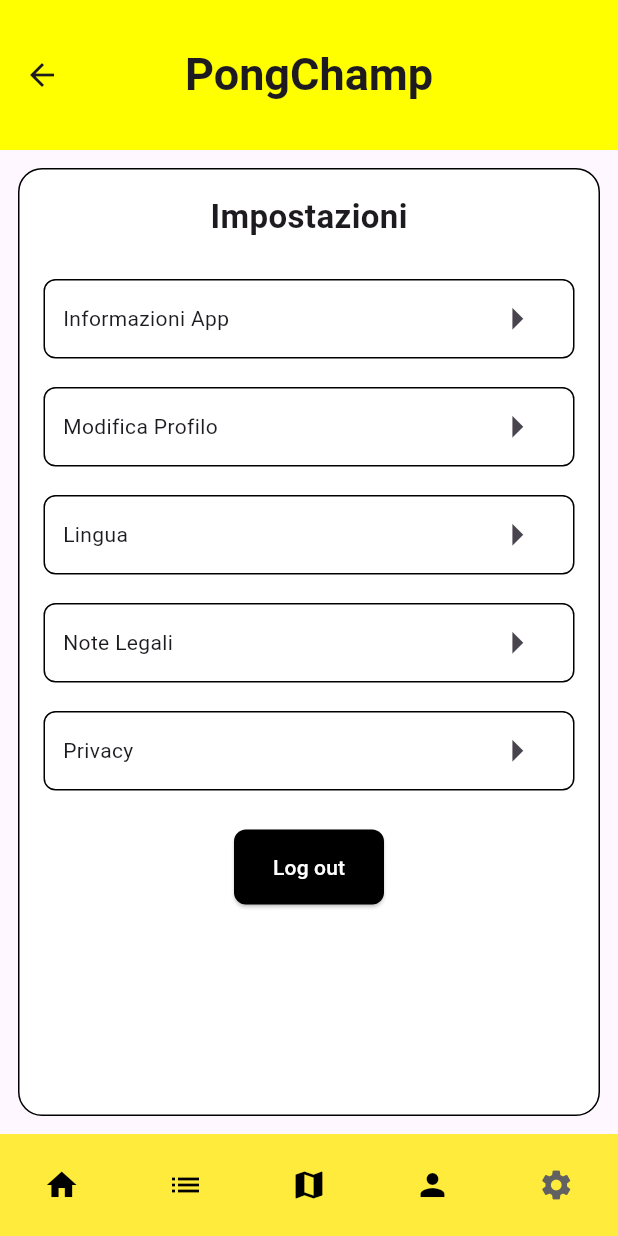
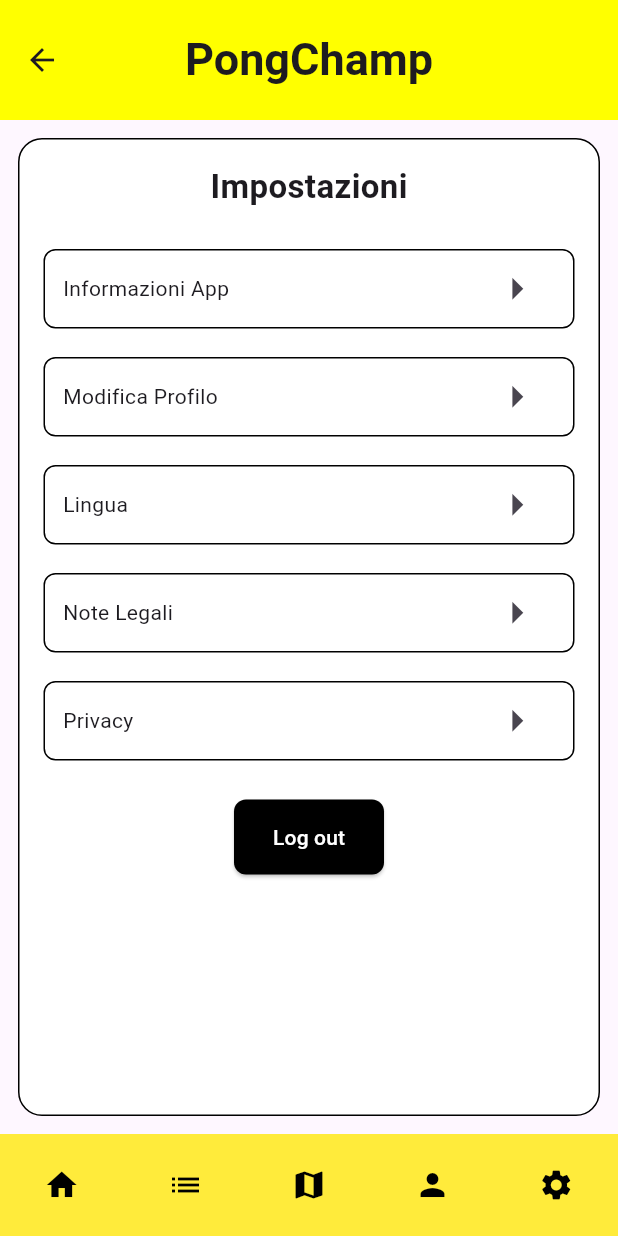
Before and after one commit to francescodig/PongChamp, a Flutter app: the screen it shows after launch, on a phone screen of 412 x 824 dp. Run offline on Flutter 3.47's test engine with Material 3 defaults, Android fonts, the phone set to English and light mode, and no system bars; our stand-ins replace firebase_auth, firebase_core, google_maps_flutter; accounts and stored records are empty.

Commit message:
AppBar and BottomNavBar Classes, Pages Automatization

```diff
--- a/lib/ui/pages/view/home_page.dart
+++ b/lib/ui/pages/view/home_page.dart
@@ -1,3 +1,4 @@
+import 'package:PongChamp/ui/pages/widgets/bottom_navbar.dart';
 import 'package:flutter/material.dart';
 import 'package:firebase_auth/firebase_auth.dart';
 import 'login_page.dart';
@@ -28,6 +29,8 @@ class HomePage extends StatelessWidget {
           ],
         ),
       ),
+      bottomNavigationBar: CustomNavBar(
+      ),
     );
   }
 }
--- a/lib/ui/pages/view/settings_page.dart
+++ b/lib/ui/pages/view/settings_page.dart
@@ -1,23 +1,13 @@
 import 'package:flutter/material.dart';
-import 'package:PongChamp/ui/pages/view/organises_page.dart';
 import 'package:PongChamp/ui/pages/view/profile_page.dart';
-import 'package:PongChamp/ui/pages/view/map_page.dart';
-import 'package:PongChamp/ui/pages/widgets/home_page.dart';
+import 'package:PongChamp/ui/pages/widgets/bottom_navbar.dart';
+import 'package:PongChamp/ui/pages/widgets/app_bar.dart';
 
 class SettingsPage extends StatelessWidget {
   @override
   Widget build(BuildContext context) {
     return Scaffold(
-     appBar: AppBar(
-        title: Text("PongChamp", style: TextStyle(fontSize: 30, fontWeight: FontWeight.bold)),
-        backgroundColor: Colors.yellowAccent,
-        leading: IconButton(
-          icon: Icon(Icons.arrow_back),
-          onPressed: () => Navigator.pop(context),
-        ),
-        toolbarHeight: 100,
-        centerTitle: true,
-      ),
+     appBar: CustomAppBar(),
       body:
         Container(
           margin: EdgeInsets.all(12),
@@ -148,66 +138,7 @@ class SettingsPage extends StatelessWidget {
             ],
           ),
         ),
-      bottomNavigationBar: Container(
-            color: Colors.yellow,
-            padding: EdgeInsets.symmetric(vertical: 10),
-            child:
-              Row(
-              mainAxisAlignment: MainAxisAlignment.spaceAround,
-              children: [
-                IconButton(
-                  icon: Icon(Icons.home),
-                  color: Colors.black,
-                  onPressed: () {
-                    Navigator.push(
-                      context,
-                      MaterialPageRoute(builder: (context) => HomePage()),
-                    );
-                  },
-                ),
-                IconButton(
-                  icon: Icon(Icons.list),
-                  color: Colors.black,
-                  onPressed: () {
-                    Navigator.push(
-                      context,
-                      MaterialPageRoute(builder: (context) => OrganisesPage()),
-                    );
-                  },
-                ),
-                IconButton(
-                  icon: Icon(Icons.map),
-                  color: Colors.black,
-                  onPressed: () {
-                    Navigator.push(
-                      context,
-                      MaterialPageRoute(builder: (context) => MapPage()),
-                    );
-                  },
-                ),
-                IconButton(
-                  icon: Icon(Icons.person),
-                  color: Colors.black,
-                  onPressed: () {
-                    Navigator.push(
-                      context,
-                      MaterialPageRoute(builder: (context) => ProfilePage()),
-                    );
-                  },
-                ),
-                IconButton(
-                  icon: Icon(Icons.settings),
-                  color: Colors.grey[700],
-                  onPressed: () {
-                    Navigator.push(
-                      context,
-                      MaterialPageRoute(builder: (context) => SettingsPage()),
-                    );
-                  },
-                ),
-              ],
-            ),
-      ),
-    );
+      bottomNavigationBar: CustomNavBar()
+);
   }
 }
--- /dev/null
+++ b/lib/ui/pages/widgets/app_bar.dart
@@ -0,0 +1,20 @@
+import 'package:flutter/material.dart';
+
+class CustomAppBar extends StatelessWidget implements PreferredSizeWidget{
+  @override
+  Size get preferredSize => Size.fromHeight(80);
+  @override
+  Widget build(BuildContext context) {
+    return AppBar(
+        title: Text("PongChamp", style: TextStyle(fontSize: 30, fontWeight: FontWeight.bold)),
+        backgroundColor: Colors.yellowAccent,
+        leading: IconButton(
+          icon: Icon(Icons.arrow_back),
+          onPressed: () => Navigator.pop(context),
+        ),
+        toolbarHeight: 100,
+        centerTitle: true,
+      );
+  }
+
+}
--- /dev/null
+++ b/lib/ui/pages/widgets/bottom_navbar.dart
@@ -0,0 +1,73 @@
+import 'package:flutter/material.dart';
+import 'package:PongChamp/ui/pages/view/organises_page.dart';
+import 'package:PongChamp/ui/pages/view/profile_page.dart';
+import 'package:PongChamp/ui/pages/view/map_page.dart';
+import 'package:PongChamp/ui/pages/widgets/home_page.dart';
+import 'package:PongChamp/ui/pages/view/settings_page.dart';
+
+
+class CustomNavBar extends StatelessWidget{
+  @override
+  Widget build(BuildContext context) {
+    return Container(
+            color: Colors.yellow,
+            padding: EdgeInsets.symmetric(vertical: 10),
+            child:
+              Row(
+              mainAxisAlignment: MainAxisAlignment.spaceAround,
+              children: [
+                IconButton(
+                  icon: Icon(Icons.home),
+                  color: Colors.black,
+                  onPressed: () {
+                    Navigator.push(
+                      context,
+                      MaterialPageRoute(builder: (context) => HomePage()),
+                    );
+                  },
+                ),
+                IconButton(
+                  icon: Icon(Icons.list),
+                  color: Colors.black,
+                  onPressed: () {
+                    Navigator.push(
+                      context,
+                      MaterialPageRoute(builder: (context) => OrganisesPage()),
+                    );
+                  },
+                ),
+                IconButton(
+                  icon: Icon(Icons.map),
+                  color: Colors.black,
+                  onPressed: () {
+                    Navigator.push(
+                      context,
+                      MaterialPageRoute(builder: (context) => MapPage()),
+                    );
+                  },
+                ),
+                IconButton(
+                  icon: Icon(Icons.person),
+                  color: Colors.black,
+                  onPressed: () {
+                    Navigator.push(
+                      context,
+                      MaterialPageRoute(builder: (context) => ProfilePage()),
+                    );
+                  },
+                ),
+                IconButton(
+                  icon: Icon(Icons.settings),
+                  color: Colors.black,
+                  onPressed: () {
+                    Navigator.push(
+                      context,
+                      MaterialPageRoute(builder: (context) => SettingsPage()),
+                    );
+                  },
+                ),
+              ],
+            ),
+      );
+  }
+}
```
Also changed, not shown: lib/ui/pages/view/map_page.dart (+3 -59 lines), lib/ui/pages/view/organises_page.dart (+5 -3 lines), lib/ui/pages/view/profile_page.dart (+5 -4 lines), lib/ui/pages/view/register_page.dart (+2 -10 lines).
